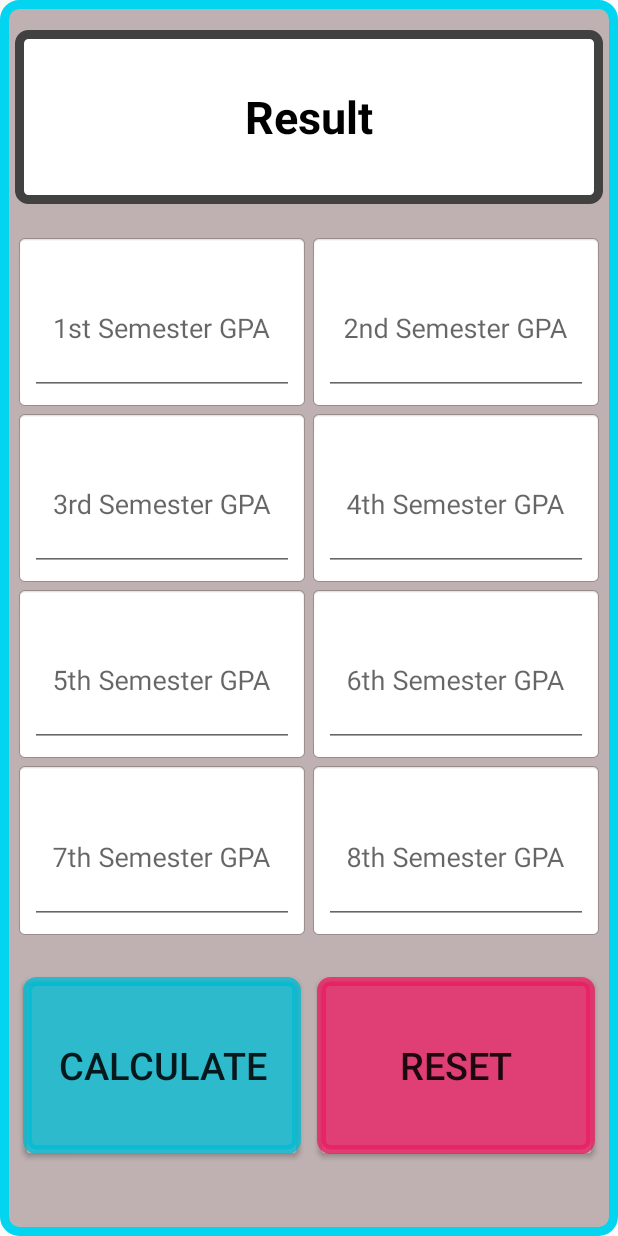
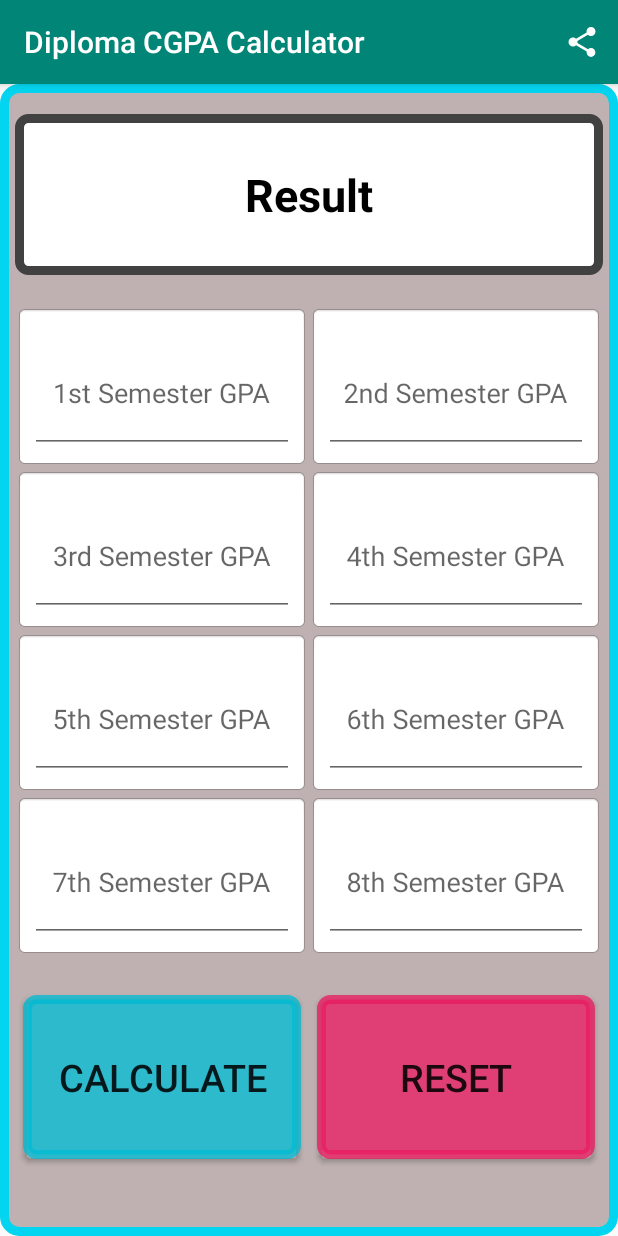
Before and after one commit to Abdullah272056/Diploma_CGPA_Calculator, an Android app: the screen it shows after launch (MainActivity), on a phone screen of 412 x 824 dp. Run offline under Robolectric (Android 15) with nearby library versions, the phone set to English and light mode, and no system bars.

Commit message:
create menu and add share item and implementation

```diff
--- /dev/null
+++ b/app/src/main/res/drawable/ic_baseline_share_24.xml
@@ -0,0 +1,10 @@
+<vector xmlns:android="http://schemas.android.com/apk/res/android"
+    android:width="24dp"
+    android:height="24dp"
+    android:viewportWidth="24"
+    android:viewportHeight="24"
+    android:tint="?attr/colorControlNormal">
+  <path
+      android:fillColor="@android:color/white"
+      android:pathData="M18,16.08c-0.76,0 -1.44,0.3 -1.96,0.77L8.91,12.7c0.05,-0.23 0.09,-0.46 0.09,-0.7s-0.04,-0.47 -0.09,-0.7l7.05,-4.11c0.54,0.5 1.25,0.81 2.04,0.81 1.66,0 3,-1.34 3,-3s-1.34,-3 -3,-3 -3,1.34 -3,3c0,0.24 0.04,0.47 0.09,0.7L8.04,9.81C7.5,9.31 6.79,9 6,9c-1.66,0 -3,1.34 -3,3s1.34,3 3,3c0.79,0 1.5,-0.31 2.04,-0.81l7.12,4.16c-0.05,0.21 -0.08,0.43 -0.08,0.65 0,1.61 1.31,2.92 2.92,2.92 1.61,0 2.92,-1.31 2.92,-2.92s-1.31,-2.92 -2.92,-2.92z"/>
+</vector>
--- /dev/null
+++ b/app/src/main/res/menu/menu.xml
@@ -0,0 +1,11 @@
+<?xml version="1.0" encoding="utf-8"?>
+<menu xmlns:android="http://schemas.android.com/apk/res/android"
+    xmlns:app="http://schemas.android.com/apk/res-auto">
+    <item
+        android:id="@+id/shareItemId"
+        android:icon="@drawable/ic_baseline_share_24"
+        app:showAsAction="always"
+        android:visible="true"
+        android:title="Share"/>
+
+</menu>
--- a/app/src/main/res/values/styles.xml
+++ b/app/src/main/res/values/styles.xml
@@ -1,7 +1,7 @@
 <resources>
 
     <!-- Base application theme. -->
-    <style name="AppTheme" parent="Theme.AppCompat.Light.NoActionBar">
+    <style name="AppTheme" parent="Theme.AppCompat.Light.DarkActionBar">
         <!-- Customize your theme here. -->
         <item name="colorPrimary">@color/colorPrimary</item>
         <item name="colorPrimaryDark">@color/colorPrimaryDark</item>
```
Also changed, not shown: app/src/main/java/com/example/diplomacgpacalculator/MainActivity.java (+41 -8 lines).
